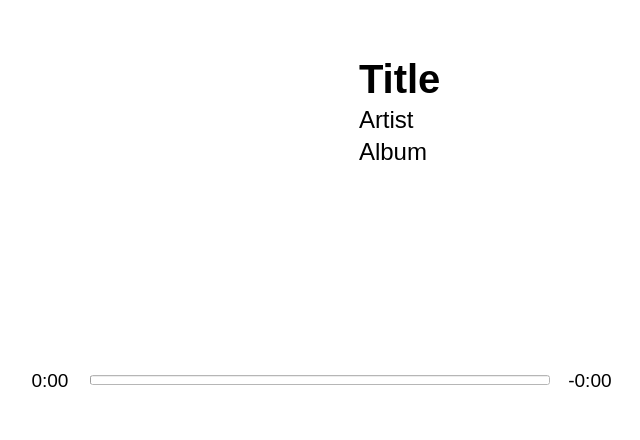
This is nowplaying.ui in reesque/Maestro as Qt 5 draws it before an edit. The edited form follows.
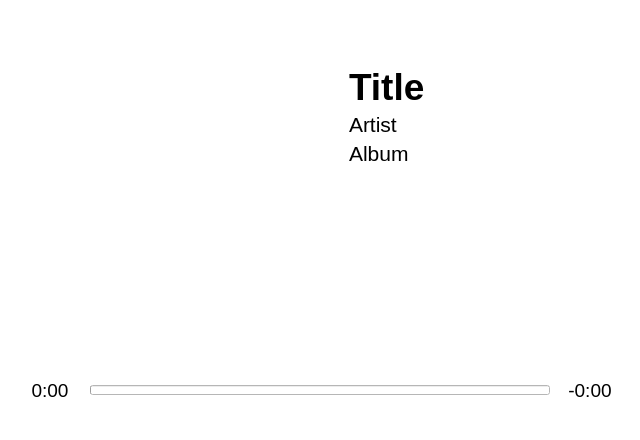
This is the edited form. Icons and pictures are not drawn.

Commit message: Minor adjustments to now playing

What changed in the file:
```diff
--- a/nowplaying.ui
+++ b/nowplaying.ui
@@ -78,7 +78,7 @@
         </property>
         <property name="minimumSize">
          <size>
-          <width>350</width>
+          <width>340</width>
           <height>0</height>
          </size>
         </property>
@@ -93,7 +93,7 @@
           <number>0</number>
          </property>
          <property name="leftMargin">
-          <number>40</number>
+          <number>30</number>
          </property>
          <property name="topMargin">
           <number>0</number>
@@ -181,7 +181,7 @@
               </property>
               <property name="font">
                <font>
-                <pointsize>30</pointsize>
+                <pointsize>28</pointsize>
                 <bold>true</bold>
                </font>
               </property>
@@ -209,7 +209,7 @@
               </property>
               <property name="font">
                <font>
-                <pointsize>18</pointsize>
+                <pointsize>16</pointsize>
                </font>
               </property>
               <property name="styleSheet">
@@ -236,7 +236,7 @@
               </property>
               <property name="font">
                <font>
-                <pointsize>18</pointsize>
+                <pointsize>16</pointsize>
                </font>
               </property>
               <property name="styleSheet">
@@ -300,7 +300,7 @@
      <property name="minimumSize">
       <size>
        <width>0</width>
-       <height>120</height>
+       <height>100</height>
       </size>
      </property>
      <layout class="QHBoxLayout" name="horizontalLayout">
```
The commit also changes 2 other files.
